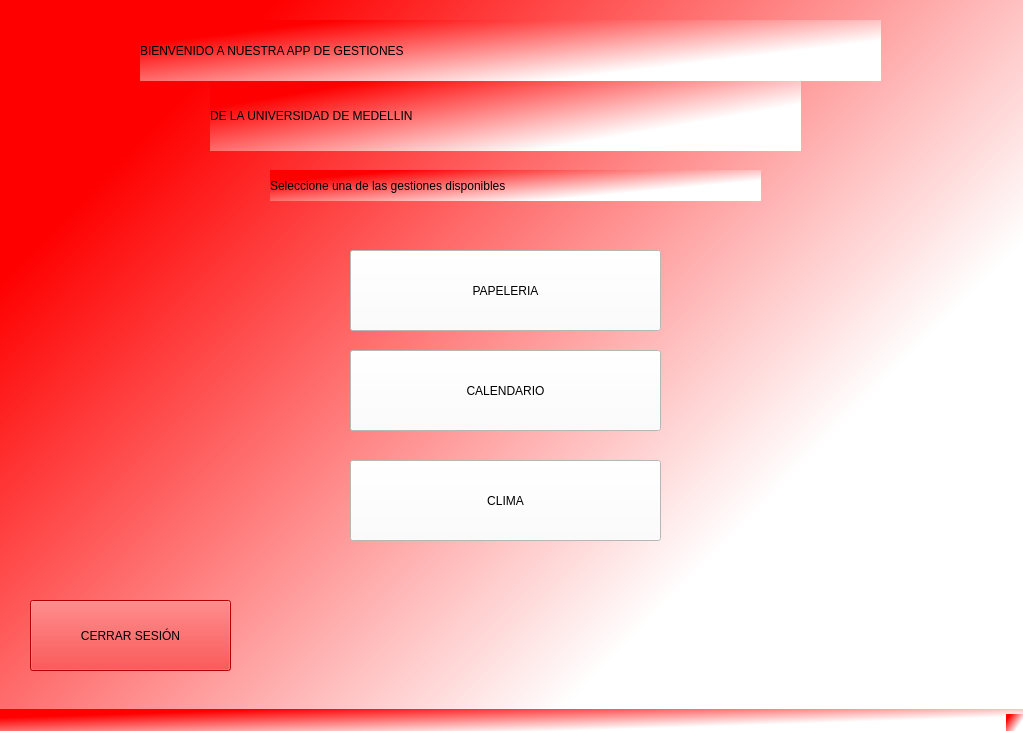
First picture: the form in gui/ventana_seleccion2.ui, repository SamuelOUS/GestionU, before the edit.
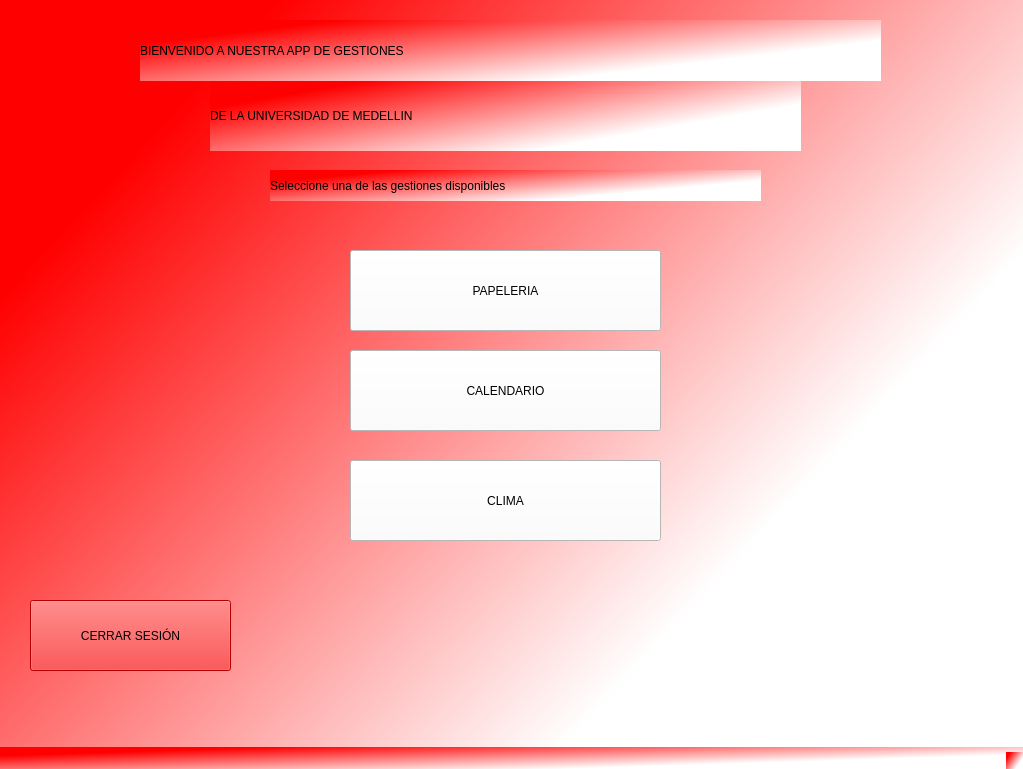
Second picture: the form after the edit. Icons and pictures are not drawn.

```diff
--- a/gui/ventana_seleccion2.ui
+++ b/gui/ventana_seleccion2.ui
@@ -7,7 +7,7 @@
     <x>0</x>
     <y>0</y>
     <width>1023</width>
-    <height>731</height>
+    <height>769</height>
    </rect>
   </property>
   <property name="windowTitle">
```
